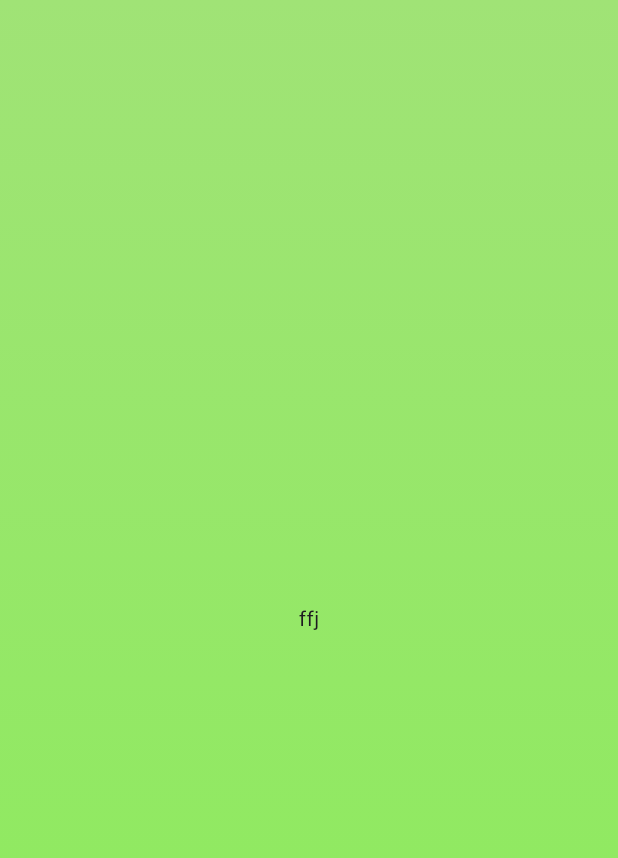
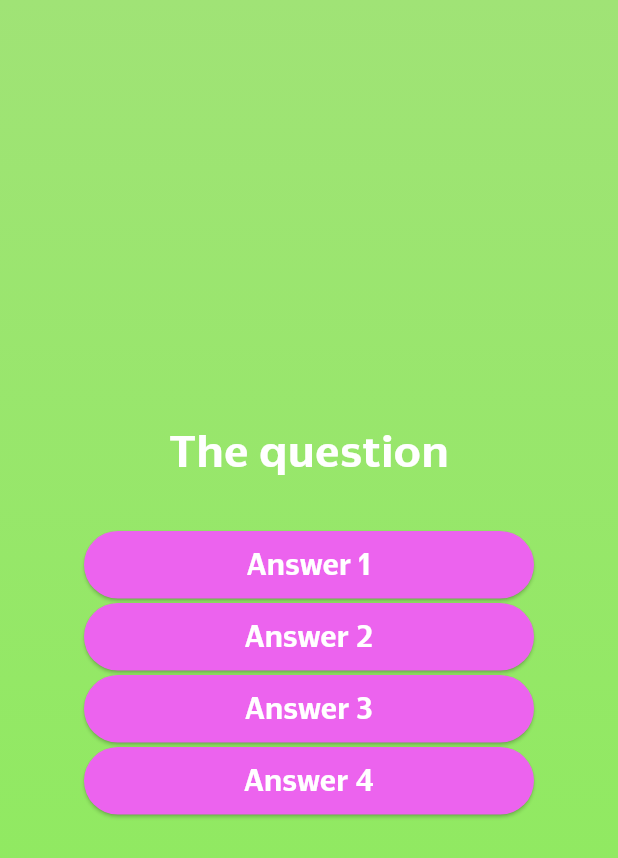
Before and after one commit to ASlavchik/flutter-quiz-app, a Flutter app: the screen it shows after launch, after a tap on "Поехали", on a phone screen of 412 x 824 dp. Shown: the top 858 px of the screen. Run offline on Flutter 3.47's test engine with Material 3 defaults, Android fonts, the phone set to English and light mode, and no system bars.

Commit message:
Questions screen design

```diff
--- a/lib/questions_screen.dart
+++ b/lib/questions_screen.dart
@@ -1,3 +1,5 @@
+import 'package:adv_basics/answer_button.dart';
+import 'package:adv_basics/styled_text.dart';
 import 'package:flutter/material.dart';
 
 class QuestionsScreen extends StatefulWidget {
@@ -12,6 +14,23 @@ class QuestionsScreen extends StatefulWidget {
 class _QuestionsScreenState extends State<QuestionsScreen> {
   @override
   Widget build(context) {
-    return Center(child: Text('ffj'));
+    return SizedBox(
+      width: double.infinity,
+      child: Column(
+        mainAxisAlignment: .center,
+        children: [
+          const StyledText(
+            'The question',
+            30,
+            color: Color.fromARGB(255, 255, 255, 255),
+          ),
+          const SizedBox(height: 30),
+          AnswerButton('Answer 1'),
+          AnswerButton('Answer 2'),
+          AnswerButton('Answer 3'),
+          AnswerButton('Answer 4'),
+        ],
+      ),
+    );
   }
 }
```
